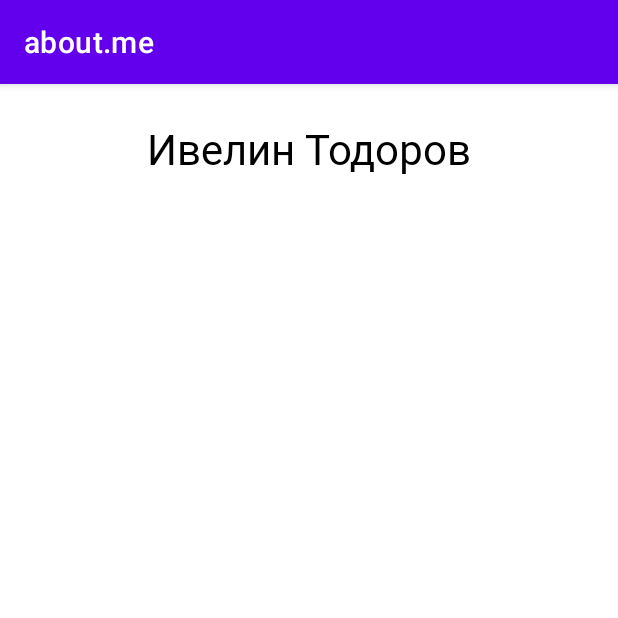
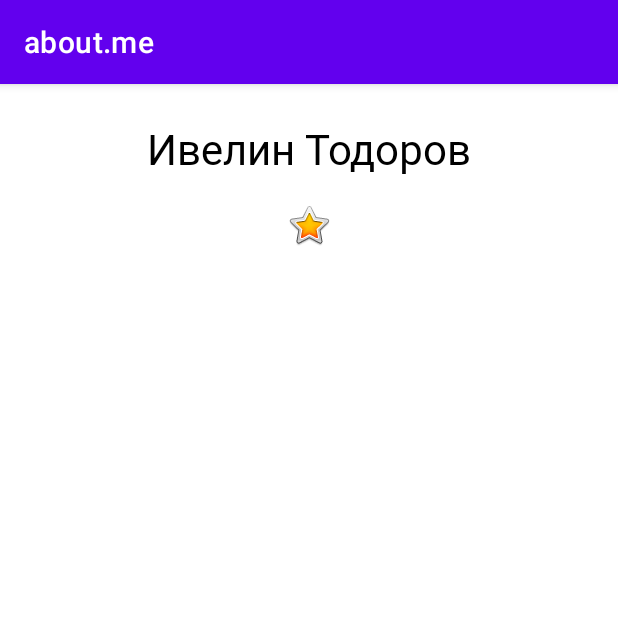
Before and after one commit to codemenivo/Android---traning, an Android app: the screen it shows after launch (MainActivity), on a phone screen of 412 x 824 dp, the top half of it. Run offline under Robolectric (Android 15) with nearby library versions, the phone set to English and light mode, and no system bars.

Commit message:
Add Star Image

```diff
--- a/aboutme/app/src/main/res/layout/activity_main.xml
+++ b/aboutme/app/src/main/res/layout/activity_main.xml
@@ -1,5 +1,6 @@
 <?xml version="1.0" encoding="utf-8"?>
 <LinearLayout xmlns:android="http://schemas.android.com/apk/res/android"
+    xmlns:app="http://schemas.android.com/apk/res-auto"
     android:orientation="vertical"
     android:layout_width="match_parent"
     android:layout_height="match_parent">
@@ -11,4 +12,12 @@
         android:text="@string/name"
         android:textAlignment="center"
         style="@style/NameStyle" />
+
+    <ImageView
+        android:id="@+id/star_image"
+        android:layout_width="match_parent"
+        android:layout_height="wrap_content"
+        android:layout_marginTop="@dimen/layout_margin"
+        android:contentDescription="@string/yellow_star"
+        app:srcCompat="@android:drawable/btn_star_big_on" />
 </LinearLayout>
--- a/aboutme/app/src/main/res/values/strings.xml
+++ b/aboutme/app/src/main/res/values/strings.xml
@@ -1,4 +1,5 @@
 <resources>
     <string name="app_name">about.me</string>
     <string name="name">Ивелин Тодоров</string>
+    <string name="yellow_star">Yellow star</string>
 </resources>
```
